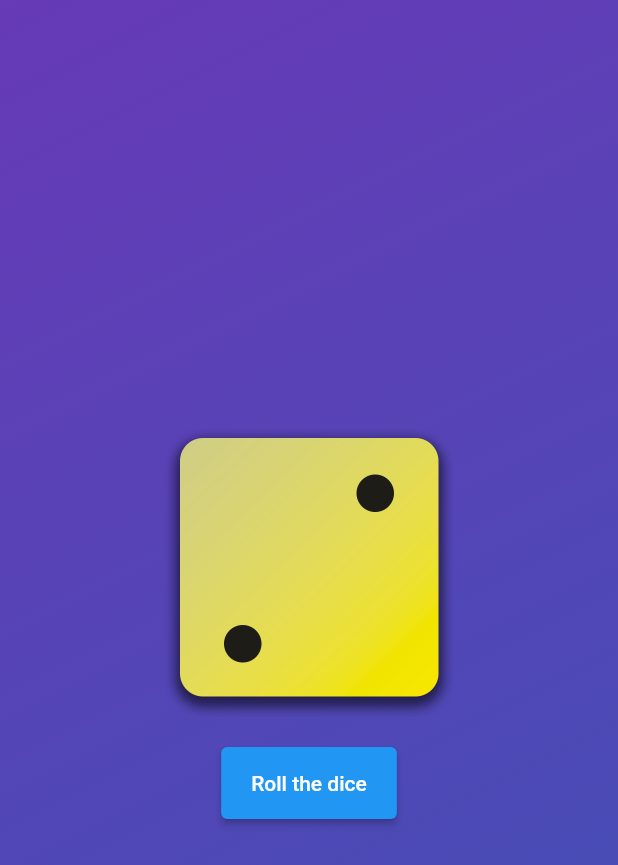
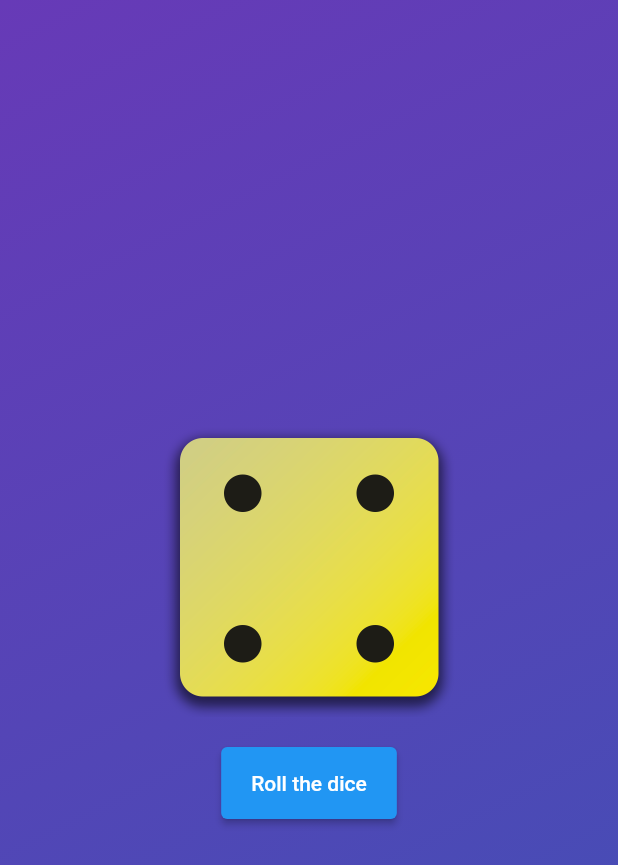
Before and after one commit to daniel-liberto/dart-app, a Flutter app: the screen it shows after launch, after a tap on "Roll the dice", on a phone screen of 412 x 824 dp. Shown: the top 865 px of the screen. Run offline on Flutter 3.47's test engine with Material 2 defaults, Android fonts, the phone set to English and light mode, and no system bars.

```diff
--- /dev/null
+++ b/lib/dice_roller.dart
@@ -0,0 +1,55 @@
+import 'package:flutter/material.dart';
+// statefulwidget works with things that change value or image
+// statelesswidget work with static things
+
+// this one always works with two classes
+class DiceRoller extends StatefulWidget {
+  const DiceRoller({super.key}); // can use const only in this class
+
+  @override
+  State<DiceRoller> createState() {
+    return _DiceRollerState();
+  }
+}
+
+// this class has to start with _Underline and are private class
+// that cannot be access from outside of here, even if you import
+class _DiceRollerState extends State<DiceRoller> {
+  var activeDiceImage = 'assets/img/dice-2.png';
+
+  void rollDice() {
+    setState(() {
+      // is a "React.setEffect" type, where you can "re-render" widgets
+      activeDiceImage = 'assets/img/dice-4.png';
+    });
+  }
+
+  @override
+  Widget build(BuildContext context) {
+    return Column(
+      mainAxisSize: MainAxisSize.min,
+      children: [
+        Image.asset(
+          activeDiceImage,
+          width: 200,
+        ),
+        const SizedBox(height: 20),
+        ElevatedButton(
+          onPressed: rollDice,
+          style: TextButton.styleFrom(
+            padding: const EdgeInsets.only(
+              top: 16,
+              bottom: 16,
+              left: 20,
+              right: 20,
+            ),
+          ),
+          child: const Text(
+            'Roll the dice',
+            style: TextStyle(color: Colors.white),
+          ),
+        ),
+      ],
+    );
+  }
+}
--- a/lib/gradient_container.dart
+++ b/lib/gradient_container.dart
@@ -1,24 +1,18 @@
 import 'package:flutter/material.dart';
-import 'package:hello_world/styled_text.dart';
+import 'package:hello_world/dice_roller.dart';
 
 const startAlignment = Alignment.topLeft;
 const endAlignment = Alignment.bottomRight;
 
 class GradientContainer extends StatelessWidget {
-  GradientContainer(this.color1, this.color2, {super.key});
+  const GradientContainer(this.color1, this.color2, {super.key});
 
-  GradientContainer.purple({super.key})
+  const GradientContainer.purple({super.key})
       : color1 = Colors.deepPurple,
         color2 = Colors.indigo;
 
   final Color color1;
   final Color color2;
-  var activeDiceImage = 'assets/img/dice-2.png';
-
-  void rollDice() {
-    activeDiceImage = 'assets/img/dice-4.png';
-    print('Rendering...');
-  }
 
   @override
   Widget build(BuildContext context) {
@@ -30,32 +24,8 @@ class GradientContainer extends StatelessWidget {
           end: endAlignment,
         ),
       ),
-      child: Center(
-        child: Column(
-          mainAxisSize: MainAxisSize.min,
-          children: [
-            Image.asset(
-              activeDiceImage,
-              width: 200,
-            ),
-            const SizedBox(height: 20),
-            ElevatedButton(
-              onPressed: rollDice,
-              style: TextButton.styleFrom(
-                padding: const EdgeInsets.only(
-                  top: 16,
-                  bottom: 16,
-                  left: 20,
-                  right: 20,
-                ),
-              ),
-              child: const Text(
-                'Roll the dice',
-                style: TextStyle(color: Colors.white),
-              ),
-            ),
-          ],
-        ),
+      child: const Center(
+        child: DiceRoller(),
       ),
     );
   }
--- a/lib/main.dart
+++ b/lib/main.dart
@@ -3,7 +3,7 @@ import 'package:hello_world/gradient_container.dart';
 
 void main() {
   runApp(
-    MaterialApp(
+    const MaterialApp(
       home: Scaffold(
         body: GradientContainer.purple(),
       ),
--- a/lib/styled_text.dart
+++ /dev/null
@@ -1,18 +0,0 @@
-import 'package:flutter/material.dart';
-
-class StyledText extends StatelessWidget {
-  const StyledText(this.text, {super.key});
-
-  final String text;
-
-  @override
-  Widget build(BuildContext context) {
-    return Text(
-      text,
-      style: const TextStyle(
-        fontSize: 28,
-        color: Colors.white,
-      ),
-    );
-  }
-}
```
